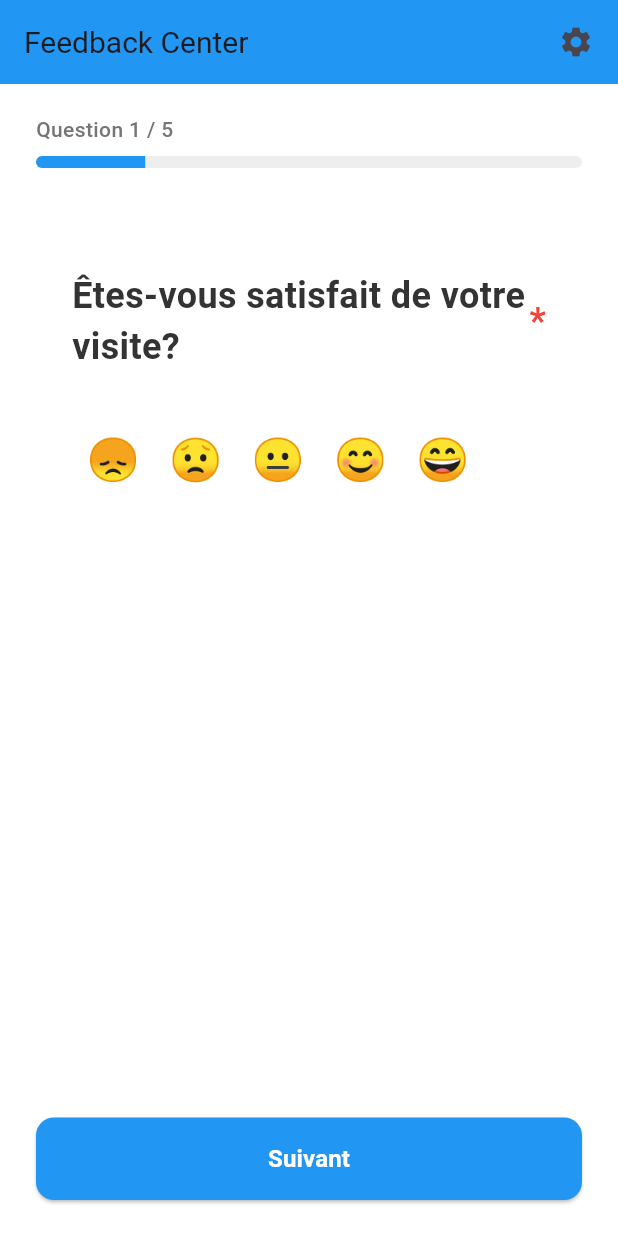
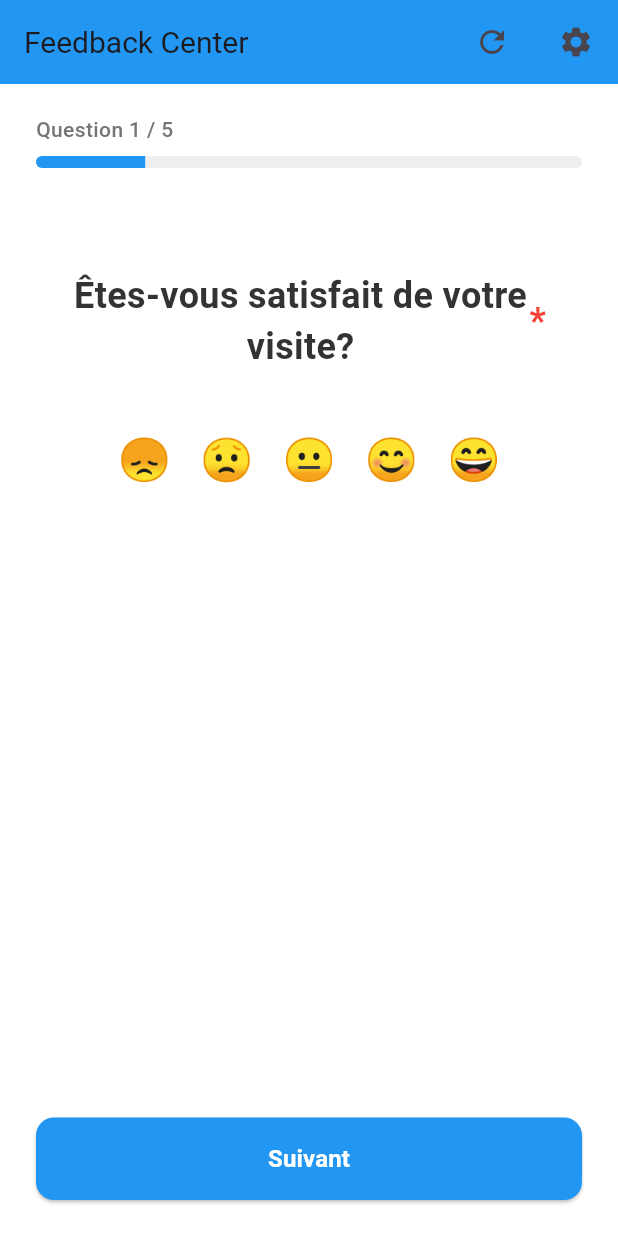
Before and after one commit to thabel/feed_back_app, a Flutter app: the screen it shows after launch, on a phone screen of 412 x 824 dp. Run offline on Flutter 3.47's test engine with Material 3 defaults, Android fonts, the phone set to English and light mode, and no system bars.

Commit message:
Enhance feedback screen with refresh functionality and adjust timer duration

```diff
--- a/lib/screens/feedback_screen.dart
+++ b/lib/screens/feedback_screen.dart
@@ -54,6 +54,11 @@ class _FeedbackScreenState extends State<FeedbackScreen> {
         setState(() => _isLoading = false);
       }
     }
+  }
+
+  void _refreshQuestionnaire() {
+    _resetTimer?.cancel();
+    _loadQuestionnaire();
   }
 
   void _nextQuestion() {
@@ -122,9 +127,9 @@ class _FeedbackScreenState extends State<FeedbackScreen> {
           _showEndMessage = true;
         });
 
-        // Reset after 5 minutes
+        // Reset after 20 seconds
         _resetTimer?.cancel();
-        _resetTimer = Timer(const Duration(minutes: 5), () {
+        _resetTimer = Timer(const Duration(seconds: 20), () {
           if (mounted) {
             _loadQuestionnaire();
           }
@@ -155,6 +160,17 @@ class _FeedbackScreenState extends State<FeedbackScreen> {
         backgroundColor: Colors.blue,
         elevation: 0,
         actions: [
+          // Refresh button
+          Padding(
+            padding: EdgeInsets.all(isTablet ? 20.0 : 16.0),
+            child: GestureDetector(
+              onTap: _refreshQuestionnaire,
+              child: Icon(
+                Icons.refresh,
+                size: isTablet ? 28 : 24,
+              ),
+            ),
+          ),
           // Settings button
           Padding(
             padding: EdgeInsets.all(isTablet ? 20.0 : 16.0),
@@ -253,16 +269,21 @@ class _FeedbackScreenState extends State<FeedbackScreen> {
               SizedBox(height: isTablet ? 48 : 32),
               // Question widget
               Expanded(
+                child: Center(
                   child: Padding(
                     padding: EdgeInsets.symmetric(
                       horizontal: isTablet ? 48.0 : 24.0,
                     ),
+                    child: ConstrainedBox(
+                      constraints: const BoxConstraints(maxWidth: 800),
                       child: QuestionWidget(
                         question: question,
                         initialValue: _answers[question.id],
                         onAnswered: (value) {
                           setState(() => _answers[question.id] = value);
                         },
+                      ),
+                    ),
                   ),
                 ),
               ),
@@ -391,7 +412,7 @@ class _FeedbackScreenState extends State<FeedbackScreen> {
                 SizedBox(height: isTablet ? 64 : 48),
                 // Countdown text
                 Text(
-                  'La première question réapparaîtra dans 5 minutes...',
+                  'La première question réapparaîtra dans 20 secondes...',
                   textAlign: TextAlign.center,
                   style: TextStyle(
                     fontSize: isTablet ? 18 : 16,
--- a/lib/widgets/question_widgets.dart
+++ b/lib/widgets/question_widgets.dart
@@ -28,17 +28,24 @@ class _QuestionWidgetState extends State<QuestionWidget> {
 
   @override
   Widget build(BuildContext context) {
+    final screenWidth = MediaQuery.of(context).size.width;
+    final isMobile = screenWidth < 600;
+
     return Padding(
       padding: const EdgeInsets.symmetric(horizontal: 24.0, vertical: 16.0),
       child: Column(
-        crossAxisAlignment: CrossAxisAlignment.start,
+        crossAxisAlignment: CrossAxisAlignment.center,
         children: [
           // Question text with mandatory indicator
-          Row(
+          Padding(
+            padding: EdgeInsets.symmetric(horizontal: isMobile ? 0 : 40.0),
+            child: Row(
+              mainAxisAlignment: MainAxisAlignment.center,
               children: [
                 Expanded(
                   child: Text(
                     widget.question.text,
+                    textAlign: TextAlign.center,
                     style: const TextStyle(
                       fontSize: 24,
                       fontWeight: FontWeight.bold,
@@ -57,9 +64,12 @@ class _QuestionWidgetState extends State<QuestionWidget> {
                   ),
               ],
             ),
+          ),
           const SizedBox(height: 32),
           // Question-specific widgets
-          _buildQuestionWidget(),
+          Center(
+            child: _buildQuestionWidget(),
+          ),
         ],
       ),
     );
@@ -159,7 +169,7 @@ class _StarRatingWidgetState extends State<StarRatingWidget> {
   @override
   void initState() {
     super.initState();
-    _rating = widget.initialValue;
+    _rating = widget.initialValue > 0 ? widget.initialValue : 0;
   }
 
   @override
@@ -241,7 +251,7 @@ class _ScoreWidgetState extends State<ScoreWidget> {
   @override
   void initState() {
     super.initState();
-    _score = widget.initialValue;
+    _score = widget.initialValue > 0 ? widget.initialValue : 0;
   }
 
   @override
@@ -539,7 +549,7 @@ class _SingleChoiceWidgetState extends State<SingleChoiceWidget> {
   @override
   void initState() {
     super.initState();
-    _selectedChoice = widget.initialValue;
+    _selectedChoice = widget.initialValue.isEmpty ? '' : widget.initialValue;
   }
 
   @override
```
Lines whose indentation alone changed are shown as unchanged.
